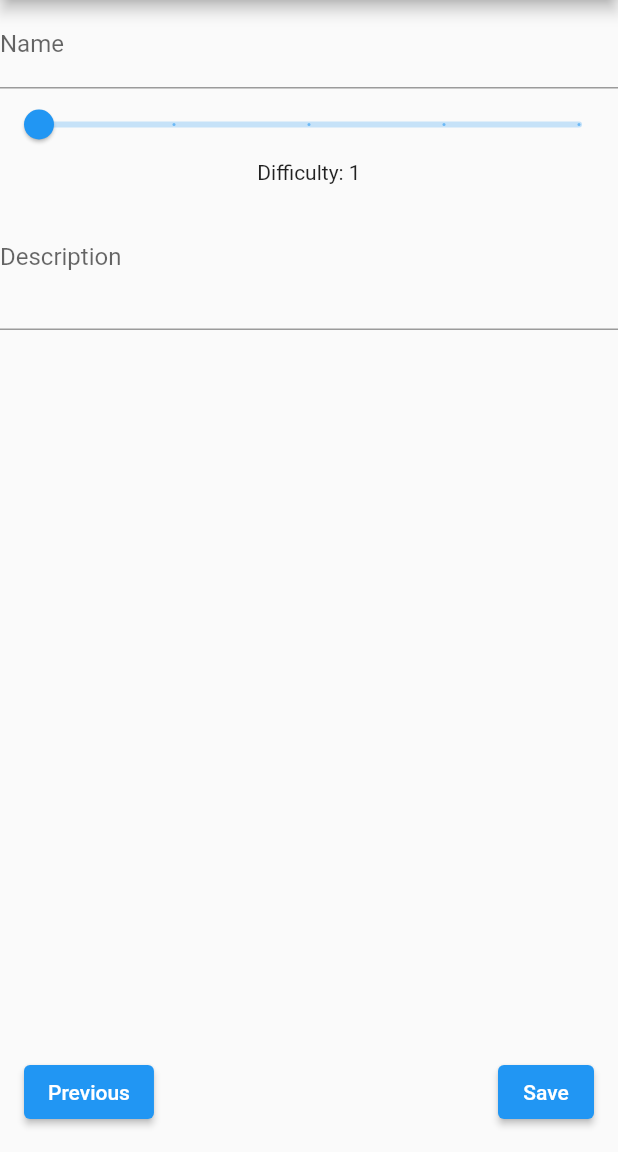
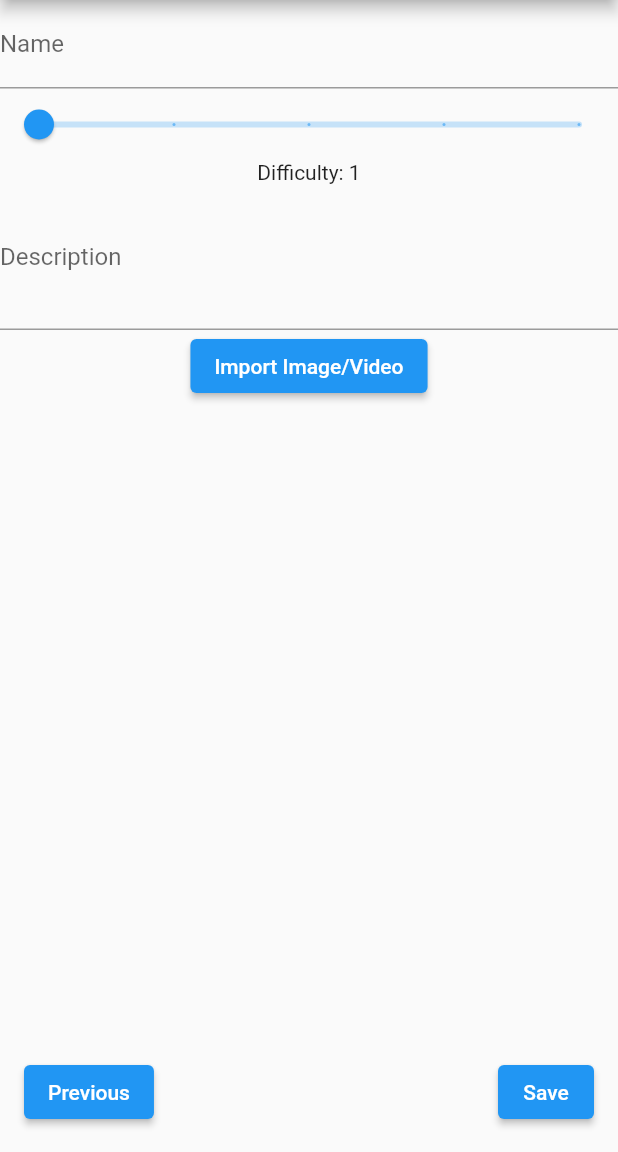
Before and after one commit to trungtran9/Flutter-Breaking-Note, a Flutter app: the MoveFormPage screen opened directly with empty values, swiped to page 2, on a phone screen of 412 x 824 dp, the part 84-1236 px from its top. Run offline on Flutter 3.47's test engine with Material 2 defaults, Android fonts, the phone set to English and light mode, and no system bars; our stand-ins replace firebase_core, image_picker, shared_preferences, video_player; accounts and stored records are empty.

Commit message:
add Image picker display

```diff
--- a/lib/screens/move_detail.dart
+++ b/lib/screens/move_detail.dart
@@ -1,48 +1,103 @@
+import 'dart:async';
+import 'dart:io';
+
 import 'package:flutter/cupertino.dart';
 import 'package:flutter/material.dart';
+import 'package:image_picker/image_picker.dart';
+import 'package:video_player/video_player.dart';
 
-class MoveDetailStep extends StatelessWidget {
+class MoveDetailStep extends StatefulWidget {
   final double difficulty;
   final String description;
   final String name;
   final void Function(String, String, int) onChanged;
+//  final XFile? image;
+
   MoveDetailStep({
     required this.name,
     required this.description,
     required this.difficulty,
     required this.onChanged,
+    //  required this.image,
   });
+
+  @override
+  _MoveDetailStepState createState() => _MoveDetailStepState();
+}
+
+class _MoveDetailStepState extends State<MoveDetailStep> {
+  final ImagePicker _picker = ImagePicker();
+  XFile? image;
+
+  // Function to open the image/video picker
+  Future _pickImageOrVideo() async {
+    final pickedFile = await _picker.pickImage(source: ImageSource.gallery);
+    if (pickedFile != null) {
+      setState(() {
+        image = XFile(pickedFile.path);
+      });
+    }
+  }
+
+  // Widget to display the selected image or video
+  Widget _displayImageOrVideo(XFile? image) {
+    if (image!.path.endsWith('.mp4')) {
+      // Display video
+      final videoController = VideoPlayerController.file(File(image.path));
+      return Container(
+        width: 300, // Adjust the width as needed
+        height: 200, // Adjust the height as needed
+        child: VideoPlayer(videoController),
+      );
+    } else {
+      return Container(
+        width: 300, // Adjust the width as needed
+        height: 200, // Adjust the height as needed
+        child: Image.file(
+          File(image.path),
+          fit: BoxFit.cover, // You can adjust the BoxFit value as needed
+        ),
+      );
+    }
+  }
 
   @override
   Widget build(BuildContext context) {
     return Column(
       children: [
         TextField(
-          decoration: InputDecoration(labelText: "Name"),
+          decoration: const InputDecoration(labelText: "Name"),
           onChanged: (value) {
             final updateName = value;
-            onChanged(updateName, description, difficulty.toInt());
+            widget.onChanged(
+                updateName, widget.description, widget.difficulty.toInt());
           },
         ),
         Slider(
-          value: difficulty,
+          value: widget.difficulty,
           min: 1,
           max: 5,
           divisions: 4,
           onChanged: (value) {
             final updateDifficulty = value.toInt();
-            onChanged(name, description, updateDifficulty);
+            widget.onChanged(widget.name, widget.description, updateDifficulty);
           },
         ),
-        Text('Difficulty: ${difficulty.toStringAsFixed(0)}'),
+        Text('Difficulty: ${widget.difficulty.toStringAsFixed(0)}'),
         TextField(
-          decoration: InputDecoration(labelText: "Description"),
+          decoration: const InputDecoration(labelText: "Description"),
           maxLines: 3,
           onChanged: (value) {
             final updateDescription = value;
-            onChanged(name, updateDescription, difficulty.toInt());
+            widget.onChanged(
+                widget.name, updateDescription, widget.difficulty.toInt());
           },
-        )
+        ),
+        ElevatedButton(
+          onPressed: _pickImageOrVideo,
+          child: const Text("Import Image/Video"),
+        ),
+        image != null ? _displayImageOrVideo(image) : SizedBox(),
       ],
     );
   }
--- a/lib/screens/move_form_page.dart
+++ b/lib/screens/move_form_page.dart
@@ -1,4 +1,7 @@
+import 'dart:async';
+
 import 'package:flutter/material.dart';
+import 'package:image_picker/image_picker.dart';
 
 import '../models/breakdance_move.dart';
 import '../utils/shared_preference_helper.dart';
@@ -17,6 +20,8 @@ class MoveFormPage extends StatefulWidget {
 class _MoveFormPageState extends State<MoveFormPage> {
   final PageController _pageController = PageController();
   int _currentPage = 0;
+  final StreamController<XFile?> _imageStreamController =
+      StreamController<XFile?>.broadcast();
 
   String _name = "";
   String _category = "";
@@ -94,6 +99,7 @@ class _MoveFormPageState extends State<MoveFormPage> {
                     name: _name,
                     description: _description,
                     difficulty: _difficulty.toDouble(),
+                    //image: _imageStreamController.stream.first,
                     onChanged: (name, description, difficulty) {
                       setState(() {
                         _name = name;
```
